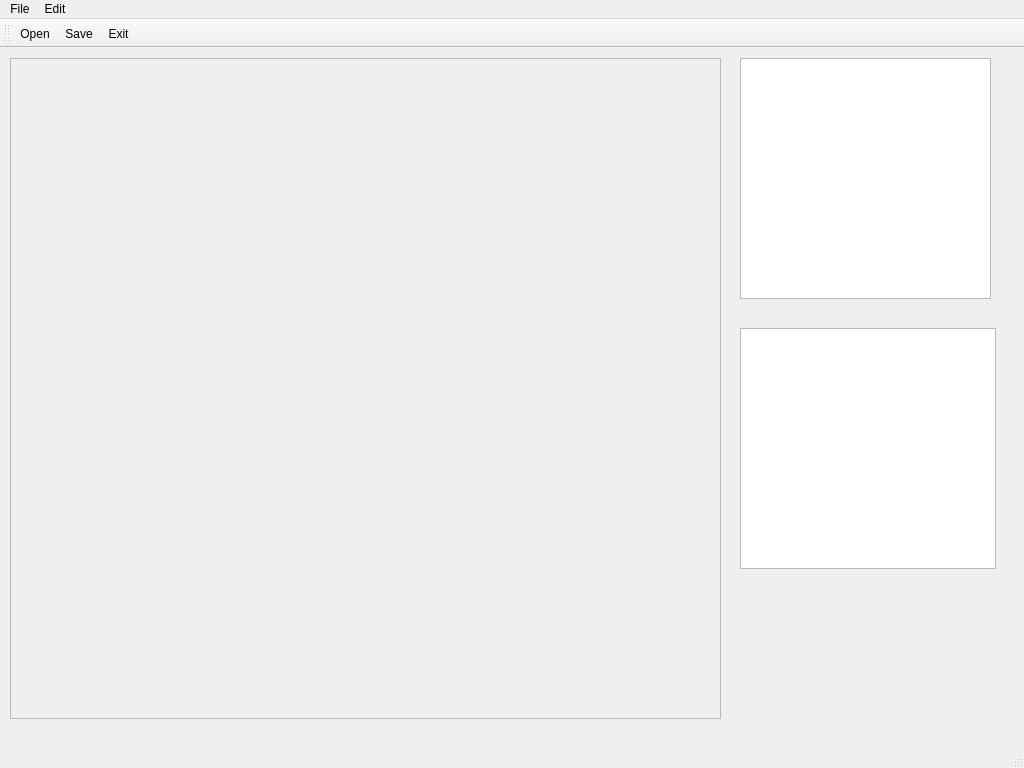
Before: the Qt Designer form graphical_Modeling_system_GUI/mainwindow.ui in kokokuo/GMS_Project_GUI_HW5-Final, drawn with Qt 5.
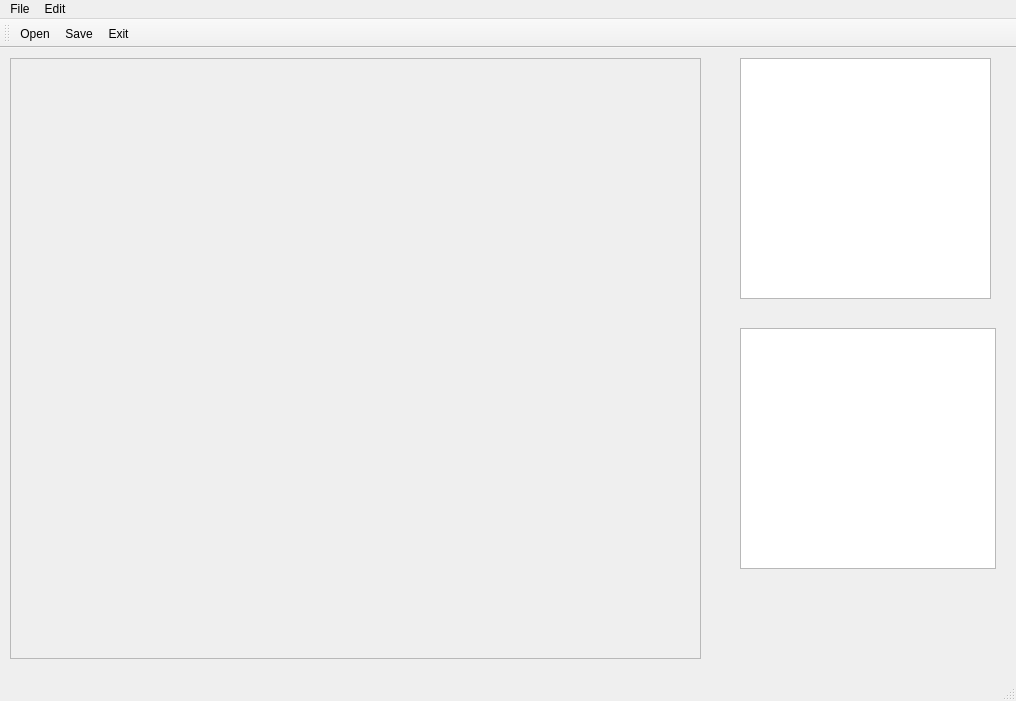
After: the same form once the commit is applied. Icons and pictures are not drawn.

What changed in the file:
```diff
--- a/graphical_Modeling_system_GUI/mainwindow.ui
+++ b/graphical_Modeling_system_GUI/mainwindow.ui
@@ -6,8 +6,8 @@
    <rect>
     <x>0</x>
     <y>0</y>
-    <width>1024</width>
-    <height>768</height>
+    <width>1016</width>
+    <height>701</height>
    </rect>
   </property>
   <property name="windowTitle">
@@ -19,8 +19,8 @@
      <rect>
       <x>10</x>
       <y>10</y>
-      <width>711</width>
-      <height>661</height>
+      <width>691</width>
+      <height>601</height>
      </rect>
     </property>
     <property name="widgetResizable">
@@ -31,8 +31,8 @@
       <rect>
        <x>0</x>
        <y>0</y>
-       <width>709</width>
-       <height>659</height>
+       <width>689</width>
+       <height>599</height>
       </rect>
      </property>
     </widget>
@@ -63,7 +63,7 @@
     <rect>
      <x>0</x>
      <y>0</y>
-     <width>1024</width>
+     <width>1016</width>
      <height>25</height>
     </rect>
    </property>
```
